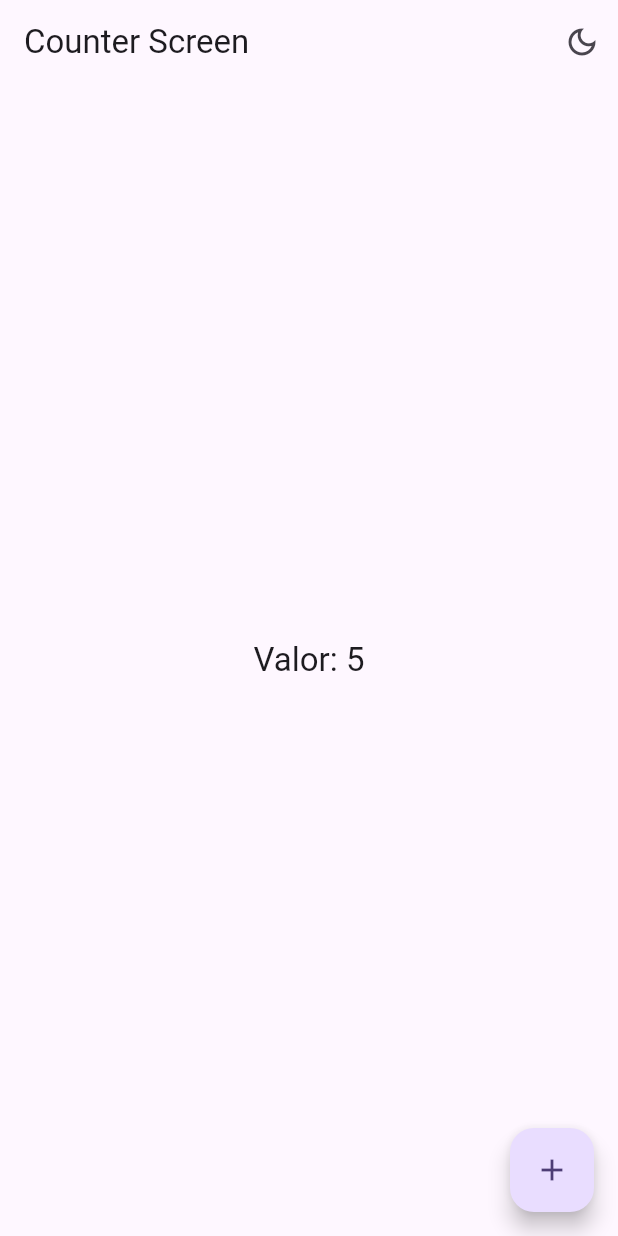
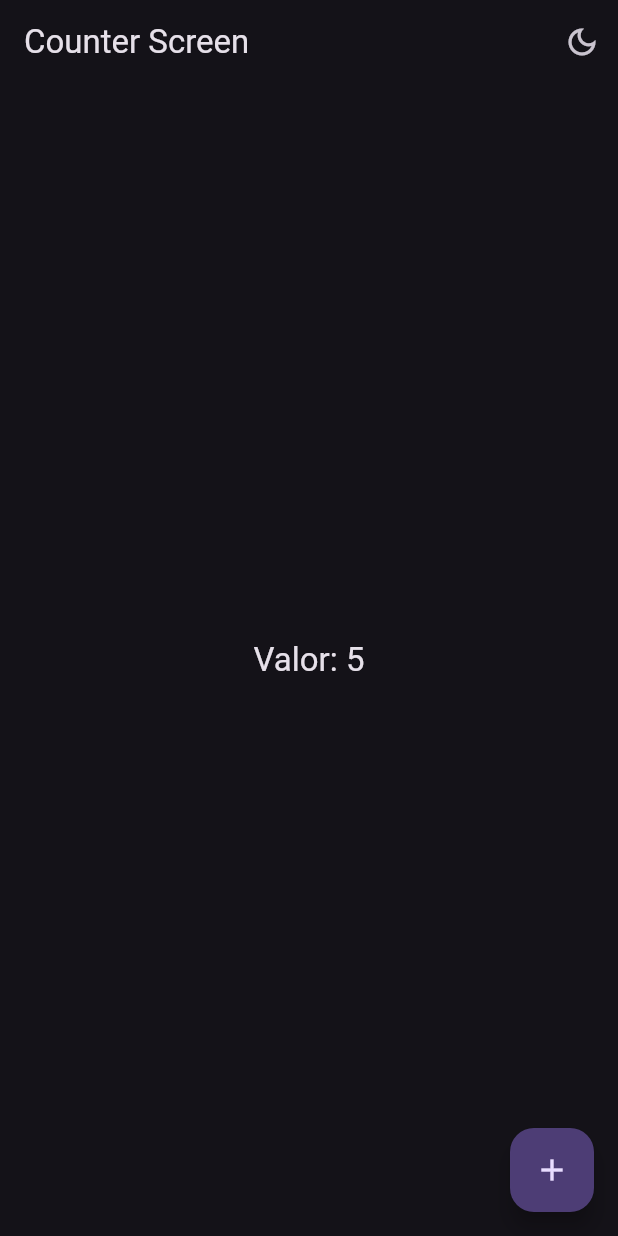
Before and after one commit to rinoaheartili/widgetsapp, a Flutter app: the CounterScreen screen opened by its route, after a tap on the "light mode" icon, on a phone screen of 412 x 824 dp. Run offline on Flutter 3.47's test engine with Material 3 defaults, Android fonts, the phone set to English and light mode, and no system bars; our stand-ins replace animate_do, flutter_riverpod, go_router.

Commit message:
Se corrige problema en counter screen

```diff
--- a/lib/presentation/screen/counter/counter_screen.dart
+++ b/lib/presentation/screen/counter/counter_screen.dart
@@ -16,7 +16,7 @@ class CounterScreen extends ConsumerWidget
   Widget build(BuildContext context, WidgetRef ref)
   {
     final int clickCounter = ref.watch(counterProvider);
-    final bool isDarkmode = ref.watch(isDarkmodeProvider);
+    final bool isDarkmode = ref.watch(themeNotifierProvider).isDarkmode;
     return Scaffold(
       appBar: AppBar(
         title: const Text('Counter Screen'),
@@ -24,7 +24,8 @@ class CounterScreen extends ConsumerWidget
           IconButton(
             icon: Icon(isDarkmode ? Icons.dark_mode_outlined : Icons.light_mode_outlined),
             onPressed: (){
-              ref.read(isDarkmodeProvider.notifier).update((state) => !state);
+              //ref.read(isDarkmodeProvider.notifier).update((state) => !state);
+              ref.read(themeNotifierProvider.notifier).toggleDarkmode();
             },
 
           ),
```
